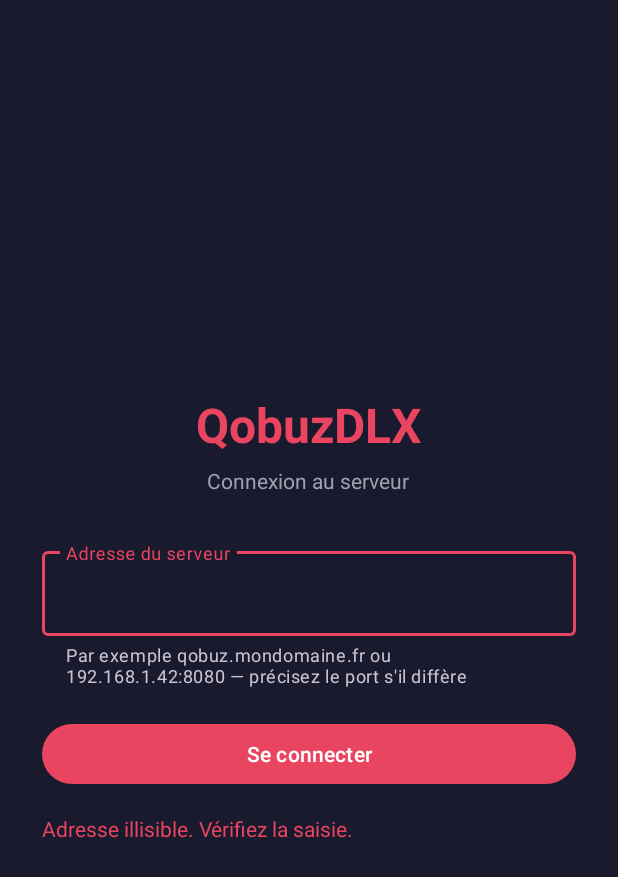
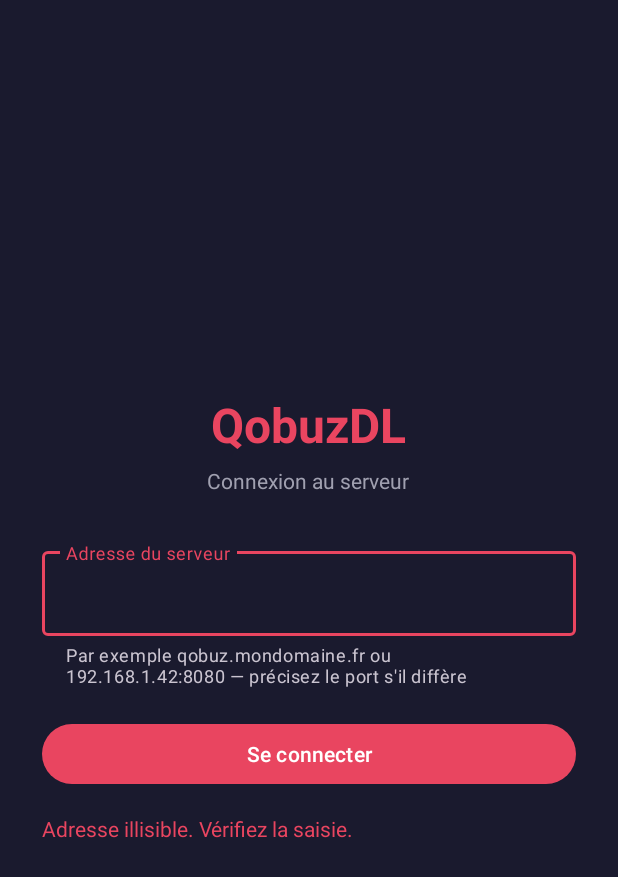
Before and after one commit to Corrosive35/QBDL.Remote, an Android app: the screen it shows after launch (SetupActivity), after a tap on "Se connecter", on a phone screen of 412 x 824 dp. Shown: the top 877 px of the screen. Run offline under Robolectric (Android 15) with nearby library versions, the phone set to English and light mode, and no system bars; 1 statement that could not run was skipped.

Commit message:
L'application s'appelle désormais QobuzDL
Nom affiché sous l'icône, thème, nom du projet Gradle, étiquette logcat et
marqueur du user-agent passent de QobuzDLX à QobuzDL.

Le serveur garde son nom : /healthz annonce toujours « QobuzDLX.Web », et
les messages qui le désignent (« Aucune instance QobuzDLX n'a répondu »)
restent inchangés. Le serveur ne lit pas le user-agent.

Co-Authored-By: Claude Opus 5.5 <noreply@anthropic.com>

```diff
--- a/app/src/main/AndroidManifest.xml
+++ b/app/src/main/AndroidManifest.xml
@@ -10,7 +10,7 @@
         android:networkSecurityConfig="@xml/network_security_config"
         android:roundIcon="@mipmap/ic_launcher_round"
         android:supportsRtl="true"
-        android:theme="@style/Theme.QobuzDLX">
+        android:theme="@style/Theme.QobuzDL">
 
         <!--
           allowBackup="false" : une restauration Auto Backup réinjecterait le cookie d'accès du
--- a/app/src/main/java/com/qobuzdl/remote/MainActivity.kt
+++ b/app/src/main/java/com/qobuzdl/remote/MainActivity.kt
@@ -120,7 +120,7 @@ class MainActivity : AppCompatActivity() {
             javaScriptEnabled = true
             // sessionStorage : le garde-fou anti-rafale du script de reprise s'en sert.
             domStorageEnabled = true
-            userAgentString = "$userAgentString QobuzDLXApp/1.0"
+            userAgentString = "$userAgentString QobuzDLApp/1.0"
         }
 
         // L'interface est déjà sombre : l'assombrissement algorithmique délaverait l'accent.
--- a/app/src/main/java/com/qobuzdl/remote/ServerUrl.kt
+++ b/app/src/main/java/com/qobuzdl/remote/ServerUrl.kt
@@ -25,7 +25,7 @@ data class ProbeResult(val baseUrl: String, val version: String)
  */
 object ServerUrl {
 
-    private const val TAG = "QobuzDLX"
+    private const val TAG = "QobuzDL"
     private const val TIMEOUT_MS = 4_000
     private const val EXPECTED_APP = "QobuzDLX.Web"
     private const val FALLBACK_PORT = 8080
@@ -71,7 +71,7 @@ object ServerUrl {
     /**
      * GET /healthz. Renvoie null pour tout ce qui n'est pas une instance QobuzDLX joignable :
      * l'appelant n'a pas à distinguer un DNS qui ne résout pas d'un serveur qui répond autre
-     * chose. La raison exacte part dans logcat sous l'étiquette « QobuzDLX » — c'est le seul
+     * chose. La raison exacte part dans logcat sous l'étiquette « QobuzDL » — c'est le seul
      * moyen de départager une mauvaise adresse d'un serveur trop ancien pour exposer /healthz.
      *
      * Bloquant : n'est appelé que depuis [resolve], sur Dispatchers.IO.
--- a/app/src/main/res/values/strings.xml
+++ b/app/src/main/res/values/strings.xml
@@ -2,7 +2,7 @@
 <!-- Le français est la langue par défaut, comme dans l'application web dont le repli est « fr ».
      Les traductions anglaises vivent dans values-en/. -->
 <resources>
-    <string name="app_name">QobuzDLX</string>
+    <string name="app_name">QobuzDL</string>
 
     <string name="setup_subtitle">Connexion au serveur</string>
     <string name="setup_field_hint">Adresse du serveur</string>
--- a/app/src/main/res/values/themes.xml
+++ b/app/src/main/res/values/themes.xml
@@ -2,7 +2,7 @@
 <resources xmlns:tools="http://schemas.android.com/tools">
     <!-- Thème sombre forcé : l'interface web l'est déjà (color-scheme: dark), suivre le réglage
          système donnerait un écran de configuration clair devant une page sombre. -->
-    <style name="Theme.QobuzDLX" parent="Theme.Material3.Dark.NoActionBar">
+    <style name="Theme.QobuzDL" parent="Theme.Material3.Dark.NoActionBar">
         <item name="colorPrimary">@color/accent</item>
         <item name="colorOnPrimary">#ffffff</item>
         <item name="android:windowBackground">@color/bg_primary</item>
--- a/settings.gradle.kts
+++ b/settings.gradle.kts
@@ -20,5 +20,5 @@ dependencyResolutionManagement {
     }
 }
 
-rootProject.name = "QobuzDLX"
+rootProject.name = "QobuzDL"
 include(":app")
```
Also changed, not shown: 1 other file.
